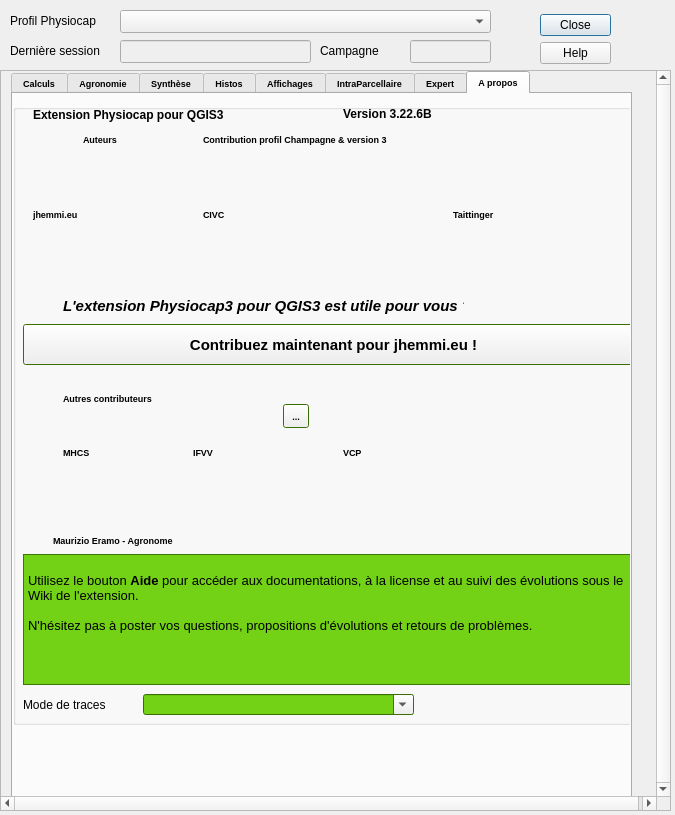
Qt form Physiocap3_dialog_base.ui (jhemmi/Physiocap3) before a commit.
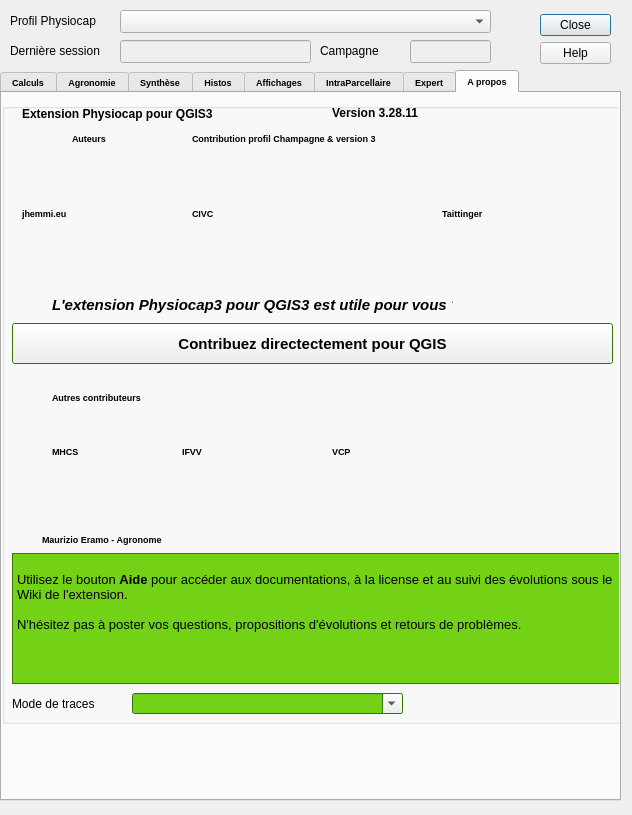
The same form after that commit. The open tabs and pages were chosen to show the change.

What changed in the file:
```diff
--- a/Physiocap3_dialog_base.ui
+++ b/Physiocap3_dialog_base.ui
@@ -6,7 +6,7 @@
    <rect>
     <x>0</x>
     <y>0</y>
-    <width>675</width>
+    <width>632</width>
     <height>815</height>
    </rect>
   </property>
@@ -213,71 +213,14 @@
     <bool>false</bool>
    </property>
   </widget>
-  <widget class="QScrollArea" name="scrollArea">
-   <property name="geometry">
-    <rect>
-     <x>0</x>
-     <y>70</y>
-     <width>671</width>
-     <height>741</height>
-    </rect>
-   </property>
-   <property name="sizePolicy">
-    <sizepolicy hsizetype="Expanding" vsizetype="Fixed">
-     <horstretch>0</horstretch>
-     <verstretch>0</verstretch>
-    </sizepolicy>
-   </property>
-   <property name="sizeIncrement">
-    <size>
-     <width>30</width>
-     <height>30</height>
-    </size>
-   </property>
-   <property name="verticalScrollBarPolicy">
-    <enum>Qt::ScrollBarAlwaysOn</enum>
-   </property>
-   <property name="sizeAdjustPolicy">
-    <enum>QAbstractScrollArea::AdjustToContents</enum>
-   </property>
-   <property name="widgetResizable">
-    <bool>true</bool>
-   </property>
-   <widget class="QWidget" name="scrollAreaWidgetContents">
-    <property name="geometry">
-     <rect>
-      <x>0</x>
-      <y>0</y>
-      <width>659</width>
-      <height>725</height>
-     </rect>
-    </property>
-    <property name="sizePolicy">
-     <sizepolicy hsizetype="Preferred" vsizetype="Minimum">
-      <horstretch>0</horstretch>
-      <verstretch>0</verstretch>
-     </sizepolicy>
-    </property>
-    <property name="minimumSize">
-     <size>
-      <width>659</width>
-      <height>400</height>
-     </size>
-    </property>
-    <property name="sizeIncrement">
-     <size>
-      <width>30</width>
-      <height>30</height>
-     </size>
-    </property>
     <widget class="QTabWidget" name="tabWidgetPhysiocap">
      <property name="enabled">
       <bool>true</bool>
      </property>
      <property name="geometry">
       <rect>
-       <x>10</x>
-       <y>0</y>
+     <x>0</x>
+     <y>70</y>
        <width>621</width>
        <height>731</height>
       </rect>
@@ -6845,7 +6788,7 @@
          <rect>
           <x>10</x>
           <y>220</y>
-          <width>621</width>
+        <width>601</width>
           <height>41</height>
          </rect>
         </property>
@@ -6865,7 +6808,7 @@
          <bool>false</bool>
         </property>
         <property name="text">
-         <string>Contribuez maintenant pour jhemmi.eu !</string>
+       <string>Contribuez directectement pour QGIS</string>
         </property>
         <property name="default">
          <bool>false</bool>
@@ -6959,7 +6902,7 @@
          </font>
         </property>
         <property name="text">
-         <string>Version 3.22.6B</string>
+       <string>Version 3.28.11</string>
         </property>
        </widget>
        <widget class="QLabel" name="label_500">
@@ -7381,19 +7324,6 @@
          <bool>false</bool>
         </property>
        </widget>
-       <widget class="QToolButton" name="toolButton">
-        <property name="geometry">
-         <rect>
-          <x>270</x>
-          <y>300</y>
-          <width>26</width>
-          <height>24</height>
-         </rect>
-        </property>
-        <property name="text">
-         <string>...</string>
-        </property>
-       </widget>
        <zorder>label_Contributions</zorder>
        <zorder>buttonContribuer</zorder>
        <zorder>label_506</zorder>
@@ -7418,9 +7348,6 @@
        <zorder>fieldPbGdal</zorder>
        <zorder>checkBoxDoubleEnteteCSV</zorder>
        <zorder>textBrowserAide</zorder>
-       <zorder>toolButton</zorder>
-      </widget>
-     </widget>
     </widget>
    </widget>
   </widget>
```
Lines whose indentation alone changed are shown as unchanged.
